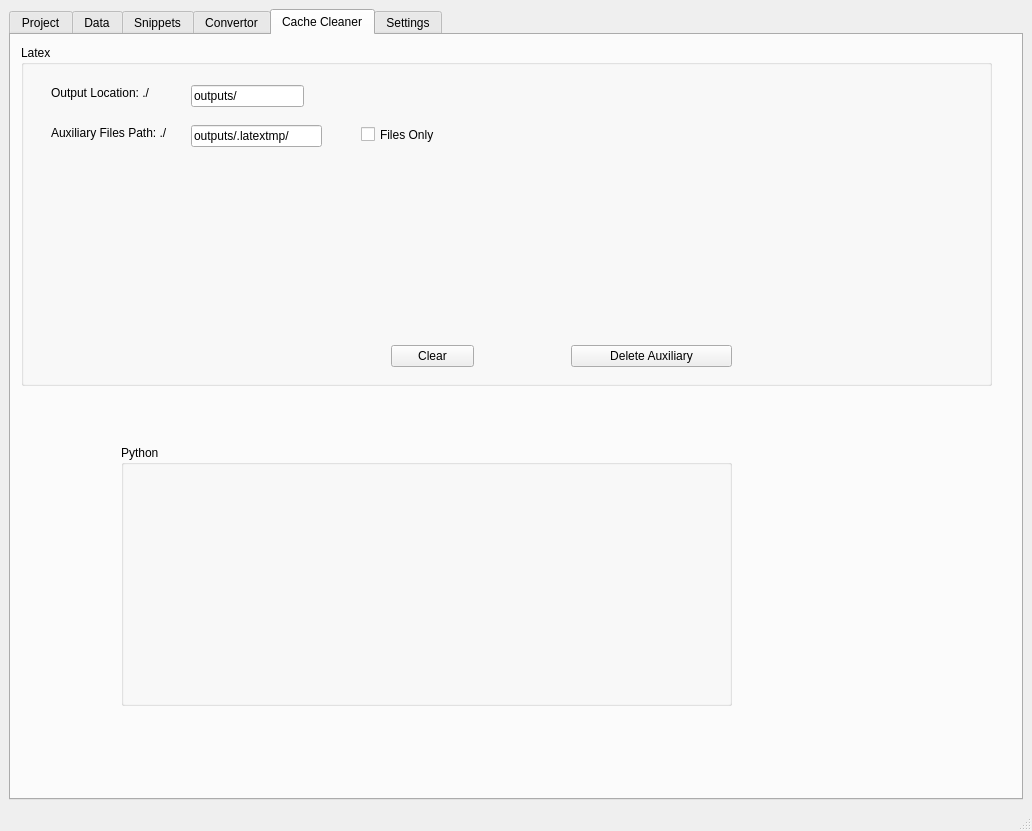
Above: ui/main_window.ui from Didi-Huang/lea before the change. Below: the same form after it.
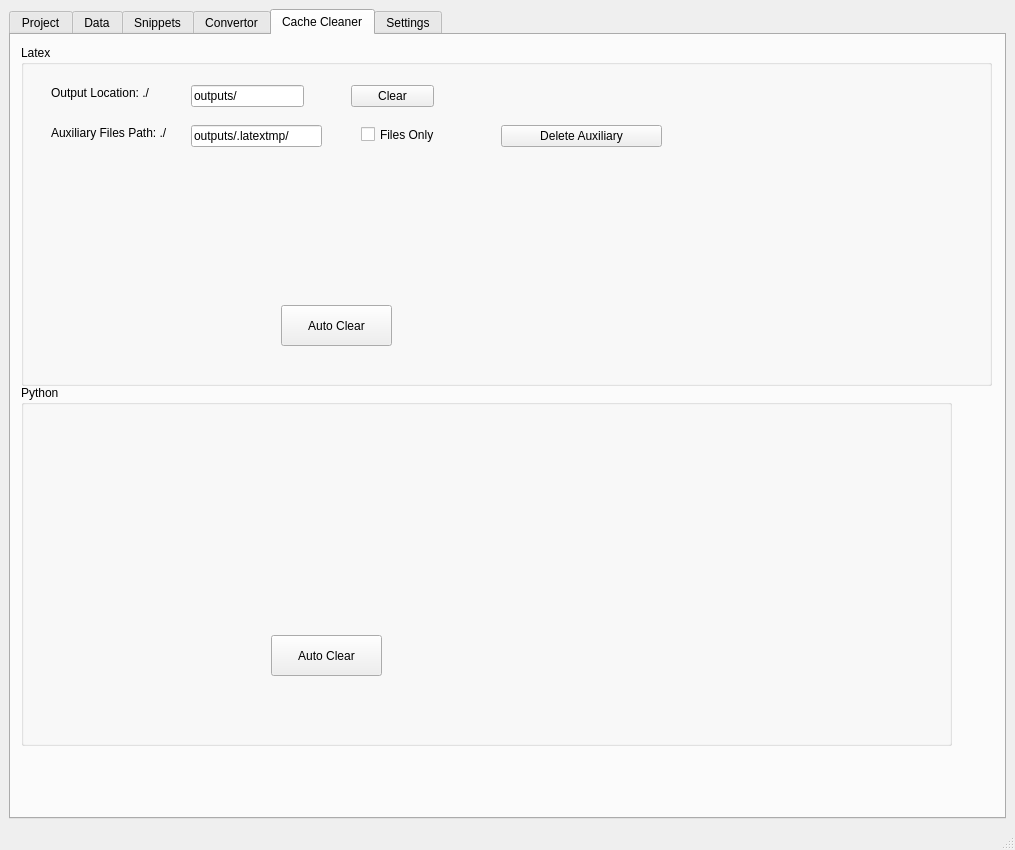
That is the form after the change. The open tabs and pages were chosen to show the change.

Commit message: 修改project tab的ui设计

What changed in the file:
```diff
--- a/ui/main_window.ui
+++ b/ui/main_window.ui
@@ -6,8 +6,8 @@
    <rect>
     <x>0</x>
     <y>0</y>
-    <width>1032</width>
-    <height>831</height>
+    <width>1015</width>
+    <height>850</height>
    </rect>
   </property>
   <property name="windowTitle">
@@ -260,8 +260,8 @@
         <widget class="QPushButton" name="pushButton_5">
          <property name="geometry">
           <rect>
-           <x>370</x>
-           <y>300</y>
+           <x>330</x>
+           <y>40</y>
            <width>83</width>
            <height>22</height>
           </rect>
@@ -273,8 +273,8 @@
         <widget class="QPushButton" name="pushButton_6">
          <property name="geometry">
           <rect>
-           <x>550</x>
-           <y>300</y>
+           <x>480</x>
+           <y>80</y>
            <width>161</width>
            <height>22</height>
           </rect>
@@ -283,19 +283,45 @@
           <string>Delete Auxiliary</string>
          </property>
         </widget>
+        <widget class="QPushButton" name="btn_auto_clear_latex">
+         <property name="geometry">
+          <rect>
+           <x>260</x>
+           <y>260</y>
+           <width>111</width>
+           <height>41</height>
+          </rect>
+         </property>
+         <property name="text">
+          <string>Auto Clear</string>
+         </property>
+        </widget>
        </widget>
        <widget class="QGroupBox" name="groupBox_3">
         <property name="geometry">
          <rect>
-          <x>110</x>
-          <y>410</y>
-          <width>611</width>
-          <height>261</height>
+          <x>10</x>
+          <y>350</y>
+          <width>931</width>
+          <height>361</height>
          </rect>
         </property>
         <property name="title">
          <string>Python</string>
         </property>
+        <widget class="QPushButton" name="btn_auto_clear_python">
+         <property name="geometry">
+          <rect>
+           <x>250</x>
+           <y>250</y>
+           <width>111</width>
+           <height>41</height>
+          </rect>
+         </property>
+         <property name="text">
+          <string>Auto Clear</string>
+         </property>
+        </widget>
        </widget>
       </widget>
       <widget class="QWidget" name="tab_settings">
```
Left out of the diff: 24 changed lines with no effect on the pictures.
